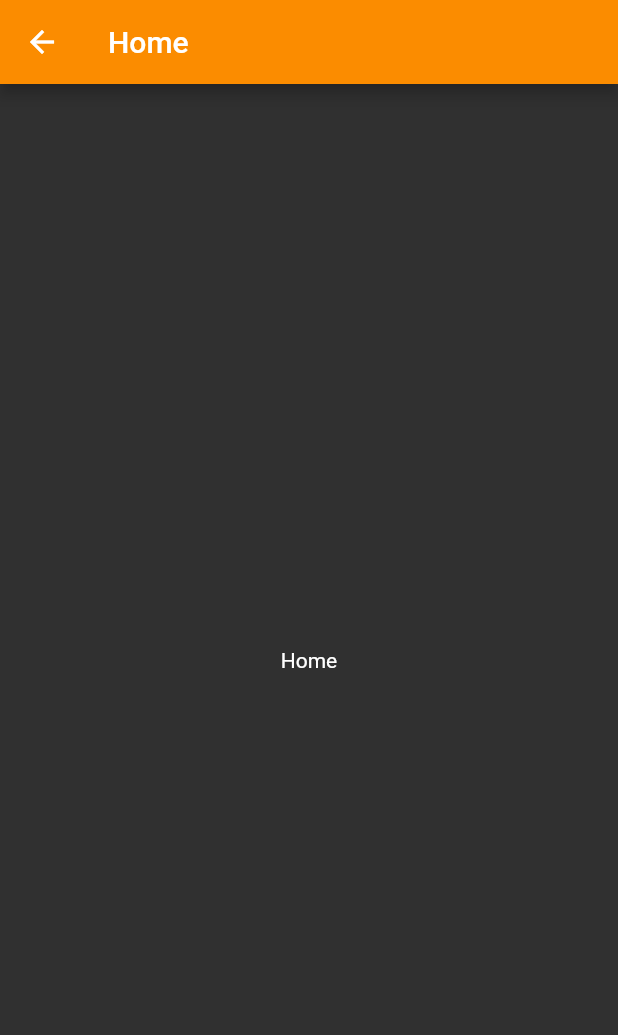
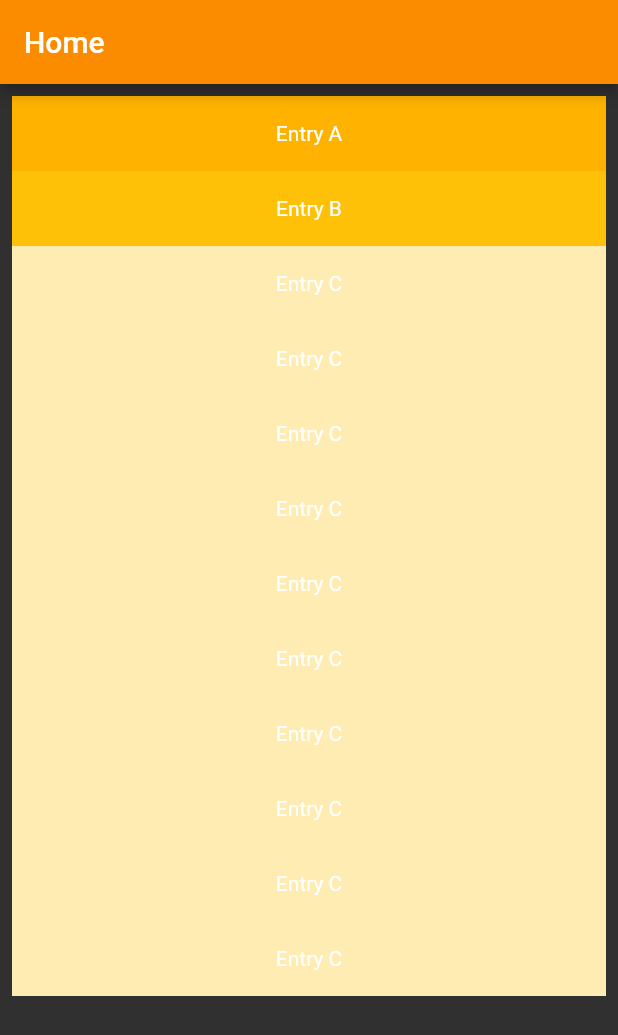
Before and after one commit to lucasvromano/barber_shop_app, a Flutter app: the HomePage screen opened directly, on a phone screen of 412 x 824 dp. Shown: the top 1035 px of the screen. Run offline on Flutter 3.47's test engine with Material 2 defaults, Android fonts, the phone set to English and light mode, and no system bars; network calls fail.

Commit message:
feat: add home page

```diff
--- a/lib/pages/home.page.dart
+++ b/lib/pages/home.page.dart
@@ -8,9 +8,72 @@
     return Scaffold(
       appBar: AppBar(
         title: const Text('Home'),
+        automaticallyImplyLeading: false,
       ),
-      body: const Center(
-        child: Text('Home'),
+      body: ListView(
+        padding: const EdgeInsets.all(8),
+        children: <Widget>[
+          Container(
+            height: 50,
+            color: Colors.amber[600],
+            child: const Center(child: Text('Entry A')),
+          ),
+          Container(
+            height: 50,
+            color: Colors.amber[500],
+            child: const Center(child: Text('Entry B')),
+          ),
+          Container(
+            height: 50,
+            color: Colors.amber[100],
+            child: const Center(child: Text('Entry C')),
+          ),
+          Container(
+            height: 50,
+            color: Colors.amber[100],
+            child: const Center(child: Text('Entry C')),
+          ),
+          Container(
+            height: 50,
+            color: Colors.amber[100],
+            child: const Center(child: Text('Entry C')),
+          ),
+          Container(
+            height: 50,
+            color: Colors.amber[100],
+            child: const Center(child: Text('Entry C')),
+          ),
+          Container(
+            height: 50,
+            color: Colors.amber[100],
+            child: const Center(child: Text('Entry C')),
+          ),
+          Container(
+            height: 50,
+            color: Colors.amber[100],
+            child: const Center(child: Text('Entry C')),
+          ),
+          Container(
+            height: 50,
+            color: Colors.amber[100],
+            child: const Center(child: Text('Entry C')),
+          ),
+          Container(
+            height: 50,
+            color: Colors.amber[100],
+            child: const Center(child: Text('Entry C')),
+          ),
+          Container(
+            height: 50,
+            color: Colors.amber[100],
+            child: const Center(child: Text('Entry C')),
+          ),
+          Container(
+            height: 50,
+            color: Colors.amber[100],
+            child: const Center(child: Text('Entry C')),
+          ),
+        ],
       ),
     );
   }
```
